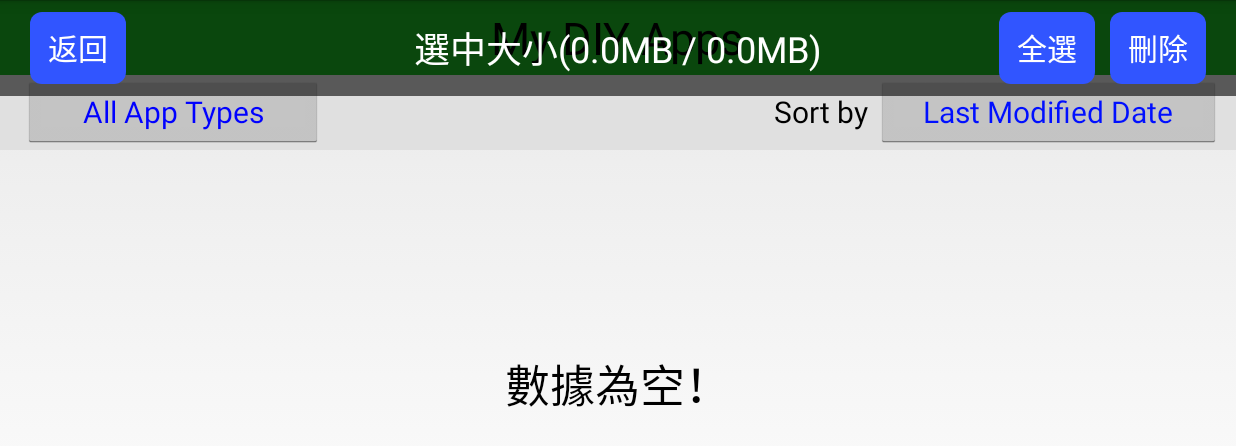
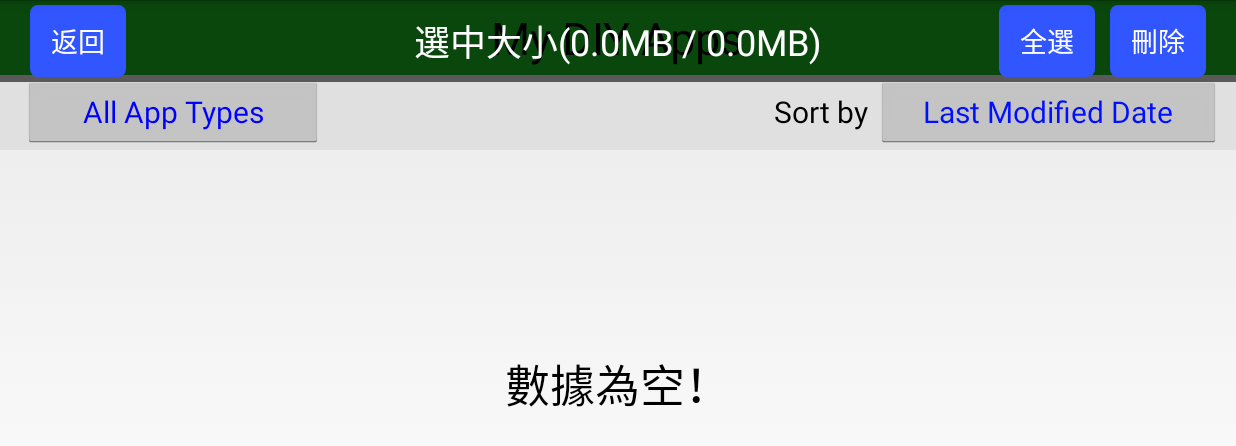
Before and after one commit to arvin015/DIYAppManager, an Android app: the MainActivity screen opened directly, with no data from a screen before it, after a tap on "管理應用", on a phone screen of 824 x 412 dp (held sideways). Shown: the top 446 px of the screen. Run offline under Robolectric (Android 15) with nearby library versions, the phone set to English and light mode, and no system bars.

Commit message:
-批量删除修改

```diff
--- a/app/src/main/java/com/activels/als/diyappmanager/db/DatasetDao.java
+++ b/app/src/main/java/com/activels/als/diyappmanager/db/DatasetDao.java
@@ -44,7 +44,8 @@ public interface DatasetDao {
     /**
      * 获取所有已下载完成的dataset
      *
+     * @param type
      * @return
      */
-    public List<DatasetInfo> getAllDownloadedDataset();
+    public List<DatasetInfo> getAllDownloadedDataset(String type);
 }
--- a/app/src/main/java/com/activels/als/diyappmanager/db/DatasetDaoImpl.java
+++ b/app/src/main/java/com/activels/als/diyappmanager/db/DatasetDaoImpl.java
@@ -7,8 +7,8 @@ import android.database.sqlite.SQLiteDatabase;
 import com.activels.als.diyappmanager.entity.DatasetInfo;
 import com.activels.als.diyappmanager.utils.Utils;
 
+import java.util.ArrayList;
 import java.util.List;
-import java.util.concurrent.CopyOnWriteArrayList;
 
 /**
  * 文件数据访问接口实现类
@@ -74,12 +74,19 @@ public class DatasetDaoImpl implements DatasetDao {
     }
 
     @Override
-    public List<DatasetInfo> getAllDownloadedDataset() {
+    public List<DatasetInfo> getAllDownloadedDataset(String type) {
 
         SQLiteDatabase db = dbHelper.getReadableDatabase();
-        Cursor cursor = db.rawQuery("select * from dataset_info where state > ?", new String[]{Utils.STATE_DOWNLOAGING + ""});
 
-        List<DatasetInfo> infoList = new CopyOnWriteArrayList<>();
+        Cursor cursor;
+
+        if (Utils.TYPES[0].equals(type)) {
+            cursor = db.rawQuery("select * from dataset_info where state > ?", new String[]{Utils.STATE_DOWNLOAGING + ""});
+        } else {
+            cursor = db.rawQuery("select * from dataset_info where state > ? and type = ?", new String[]{Utils.STATE_DOWNLOAGING + "", type});
+        }
+
+        List<DatasetInfo> infoList = new ArrayList<>();
 
         while (cursor.moveToNext()) {
 
--- a/app/src/main/java/com/activels/als/diyappmanager/uihelper/BatchDeleteHelper.java
+++ b/app/src/main/java/com/activels/als/diyappmanager/uihelper/BatchDeleteHelper.java
@@ -10,6 +10,7 @@ import android.widget.TextView;
 import android.widget.ToggleButton;
 
 import com.activels.als.diyappmanager.R;
+import com.activels.als.diyappmanager.utils.ToastUtil;
 
 /**
  * Created by Administrator on 2015/9/12.
@@ -77,8 +78,10 @@ public class BatchDeleteHelper {
             @Override
             public void onClick(View v) {
 
-                if (totalSize == 0 || selectedSize == 0)
+                if (totalSize == 0 || selectedSize == 0) {
+                    ToastUtil.toastShort(context, context.getString(R.string.no_subject_selected_text));
                     return;
+                }
 
                 if (listener != null)
                     listener.onDeleteClick();
--- a/app/src/main/java/com/activels/als/diyappmanager/utils/Utils.java
+++ b/app/src/main/java/com/activels/als/diyappmanager/utils/Utils.java
@@ -36,7 +36,7 @@ public class Utils {
     public static final String DOWNLOAD_PATH = Environment.getExternalStorageDirectory().getAbsoluteFile() + "/downloads";
 
     public static final String[] TYPES = new String[]{"All App Types", "eBook",
-            "Draw Something", "Draw card", "Card Send", "Video Quiz"};
+            "Draw Something", "Card Send", "Video Quiz"};
 
     public static final String[] SORTS = new String[]{
             "Last Modified Date", "App Name"
@@ -49,7 +49,9 @@ public class Utils {
     public static final String token = "2000000";
     public static final int count = 14;   //每页显示的数量
 
-    public static final String[] PACKAGENAME = {"com.Accentrix.eTextBooksa_preview"};
-    public static final String[] CLASSNAME = {"com.Accentrix.eTextBooksa_preview.ArticleActivity"};
+    public static final String[] PACKAGENAME = {"com.Accentrix.eTextBooksa_preview", "com.activels.als.drawcard_preview",
+            "com.yzc.teacher.cardsend_preview", "org.astri.mclp.app.teacher.mclpvideoquestion_preview"};
+    public static final String[] CLASSNAME = {"com.Accentrix.eTextBooksa_preview.ArticleActivity", "com.activels.als.drawcard_preview.DrawCardActivity",
+            "com.yzc.teacher.cardsend_preview.CardSendEntryActivity", "org.astri.mclp.app.teacher.mclpvideoquestion_preview.EntryActivity"};
 
 }
--- a/app/src/main/res/drawable/delete_grey_shape.xml
+++ b/app/src/main/res/drawable/delete_grey_shape.xml
@@ -1,4 +1,4 @@
 <shape xmlns:android="http://schemas.android.com/apk/res/android">
-    <corners android:radius="8dp" />
+    <corners android:radius="5dp" />
     <solid android:color="#ff3155ff" />
 </shape>
--- a/app/src/main/res/layout/common_delete.xml
+++ b/app/src/main/res/layout/common_delete.xml
@@ -5,8 +5,8 @@
     android:layout_gravity="top"
     android:background="#99000000"
     android:orientation="horizontal"
-    android:paddingBottom="8dp"
-    android:paddingTop="8dp"
+    android:paddingBottom="3dp"
+    android:paddingTop="3dp"
     android:visibility="gone">
 
     <Button
@@ -16,10 +16,9 @@
         android:layout_gravity="left"
         android:layout_marginLeft="20dp"
         android:background="@drawable/delete_grey_shape"
-        android:padding="5dp"
         android:text="@string/back_text"
         android:textColor="#FFFFFF"
-        android:textSize="20sp" />
+        android:textSize="18sp" />
 
     <TextView
         android:id="@+id/countText"
@@ -43,11 +42,10 @@
             android:layout_marginRight="10dp"
             android:background="@drawable/delete_grey_shape"
             android:checked="false"
-            android:padding="5dp"
             android:textColor="#FFFFFF"
             android:textOff="@string/select_all_text"
             android:textOn="@string/select_no_one_text"
-            android:textSize="20sp" />
+            android:textSize="18sp" />
 
         <Button
             android:id="@+id/deleteBtn"
@@ -55,10 +53,9 @@
             android:layout_height="wrap_content"
             android:layout_gravity="center"
             android:background="@drawable/delete_grey_shape"
-            android:padding="5dp"
             android:text="@string/delete_text"
             android:textColor="#FFFFFF"
-            android:textSize="20sp" />
+            android:textSize="18sp" />
     </LinearLayout>
 
 </FrameLayout>
--- a/app/src/main/res/layout/view_login.xml
+++ b/app/src/main/res/layout/view_login.xml
@@ -43,7 +43,8 @@
                     android:layout_weight="1"
                     android:background="@drawable/login_tab_unselected"
                     android:gravity="center"
-                    android:orientation="horizontal">
+                    android:orientation="horizontal"
+                    android:visibility="gone">
 
                     <ImageView
                         android:layout_width="wrap_content"
@@ -64,7 +65,6 @@
                     android:id="@+id/manualTab"
                     android:layout_width="0px"
                     android:layout_height="wrap_content"
-                    android:layout_marginLeft="20dp"
                     android:layout_weight="1"
                     android:background="@drawable/login_tab_selected"
                     android:gravity="center"
--- a/app/src/main/res/values/strings.xml
+++ b/app/src/main/res/values/strings.xml
@@ -54,6 +54,7 @@
     <string name="delete_text">刪除</string>
     <string name="selected_size_text">選中大小 </string>
     <string name="back_text">返回</string>
+    <string name="no_subject_selected_text">請選擇需要刪除的對象！</string>
     <string name="deleted_text">已下載</string>
 
     <string name="install_app_first">請先安裝 %s 應用程序！</string>
```
Also changed, not shown: app/src/main/java/com/activels/als/diyappmanager/MainActivity.java (+48 -11 lines), app/src/main/java/com/activels/als/diyappmanager/adapter/DatasetAdapter.java (+6 -6 lines), app/src/main/java/com/activels/als/diyappmanager/entity/DatasetInfo.java (+12 -1 lines), 2 other files.
